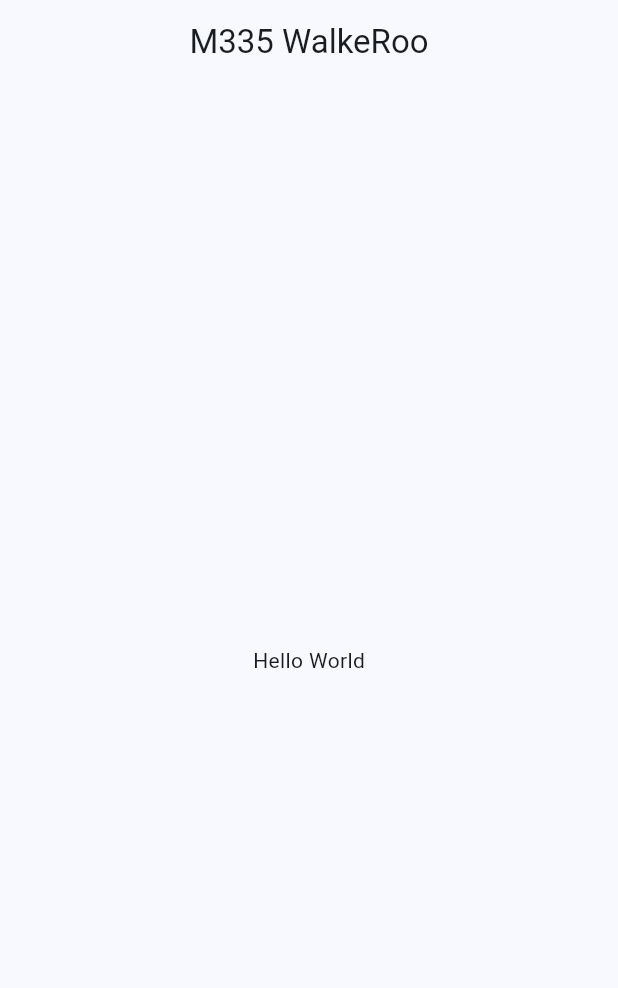
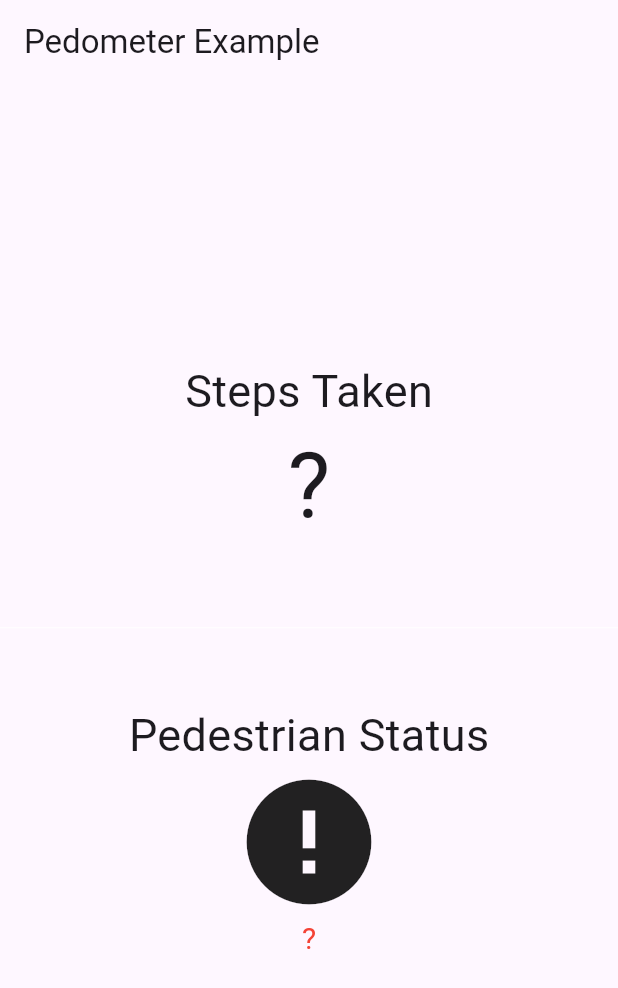
Before and after one commit to tobe-official/M335, a Flutter app: the screen it shows after launch, on a phone screen of 412 x 824 dp. Shown: the top 988 px of the screen. Run offline on Flutter 3.47's test engine with Material 3 defaults, Android fonts, the phone set to English and light mode, and no system bars; our stand-ins replace pedometer, permission_handler.

Commit message:
first iOS version

```diff
--- a/lib/main.dart
+++ b/lib/main.dart
@@ -1,21 +1,116 @@
 import 'package:flutter/material.dart';
+import 'package:pedometer/pedometer.dart';
+import 'package:permission_handler/permission_handler.dart';
 
 void main() {
-  runApp(const MyApp());
+  runApp(MyApp());
 }
 
-class MyApp extends StatelessWidget {
-  const MyApp({super.key});
+class MyApp extends StatefulWidget {
+  @override
+  State<MyApp> createState() => _MyAppState();
+}
 
-  // This widget is the root of your application.
+class _MyAppState extends State<MyApp> {
+  late Stream<StepCount> _stepCountStream;
+
+  late Stream<PedestrianStatus> _pedestrianStatusStream;
+
+  String _status = '?', _steps = '?';
+
+  @override
+  void initState() {
+    super.initState();
+    initPlatformState();
+  }
+
+  void onStepCount(StepCount event) {
+    print(event);
+    setState(() {
+      _steps = event.steps.toString();
+    });
+  }
+
+  void onPedestrianStatusChanged(PedestrianStatus event) {
+    print(event);
+    setState(() {
+      _status = event.status;
+    });
+  }
+
+  void onPedestrianStatusError(error) {
+    print('onPedestrianStatusError: $error');
+    setState(() {
+      _status = 'Pedestrian Status not available';
+    });
+    print(_status);
+  }
+
+  void onStepCountError(error) {
+    print('onStepCountError: $error');
+    setState(() {
+      _steps = 'Step Count not available';
+    });
+  }
+
+  Future<bool> _checkActivityRecognitionPermission() async {
+    bool granted = await Permission.activityRecognition.isGranted;
+
+    if (!granted) {
+      granted = await Permission.activityRecognition.request() == PermissionStatus.granted;
+    }
+
+    return granted;
+  }
+
+  Future<void> initPlatformState() async {
+    bool granted = await _checkActivityRecognitionPermission();
+    if (!granted) {
+      // tell user, the app will not work
+    }
+
+    _pedestrianStatusStream = Pedometer.pedestrianStatusStream;
+    (await _pedestrianStatusStream.listen(onPedestrianStatusChanged)).onError(onPedestrianStatusError);
+
+    _stepCountStream = Pedometer.stepCountStream;
+    _stepCountStream.listen(onStepCount).onError(onStepCountError);
+
+    if (!mounted) return;
+  }
+
   @override
   Widget build(BuildContext context) {
     return MaterialApp(
-      title: 'Flutter Demo',
-      theme: ThemeData(colorScheme: ColorScheme.fromSeed(seedColor: Colors.blue)),
       home: Scaffold(
-        body: Center(child: Text('Hello World')),
-        appBar: AppBar(centerTitle: true, title: const Text('M335 WalkeRoo')),
+        appBar: AppBar(title: const Text('Pedometer Example')),
+        body: Center(
+          child: Column(
+            mainAxisAlignment: MainAxisAlignment.center,
+            children: <Widget>[
+              Text('Steps Taken', style: TextStyle(fontSize: 30)),
+              Text(_steps, style: TextStyle(fontSize: 60)),
+              Divider(height: 100, thickness: 0, color: Colors.white),
+              Text('Pedestrian Status', style: TextStyle(fontSize: 30)),
+              Icon(
+                _status == 'walking'
+                    ? Icons.directions_walk
+                    : _status == 'stopped'
+                    ? Icons.accessibility_new
+                    : Icons.error,
+                size: 100,
+              ),
+              Center(
+                child: Text(
+                  _status,
+                  style:
+                      _status == 'walking' || _status == 'stopped'
+                          ? TextStyle(fontSize: 30)
+                          : TextStyle(fontSize: 20, color: Colors.red),
+                ),
+              ),
+            ],
+          ),
+        ),
       ),
     );
   }
--- a/pubspec.yaml
+++ b/pubspec.yaml
@@ -34,6 +34,8 @@ dependencies:
   # The following adds the Cupertino Icons font to your application.
   # Use with the CupertinoIcons class for iOS style icons.
   cupertino_icons: ^1.0.8
+  pedometer: ^4.1.1
+  permission_handler: ^12.0.1
 
 dev_dependencies:
   flutter_test:
```
Also changed, not shown: pubspec.lock, 6 other files.
